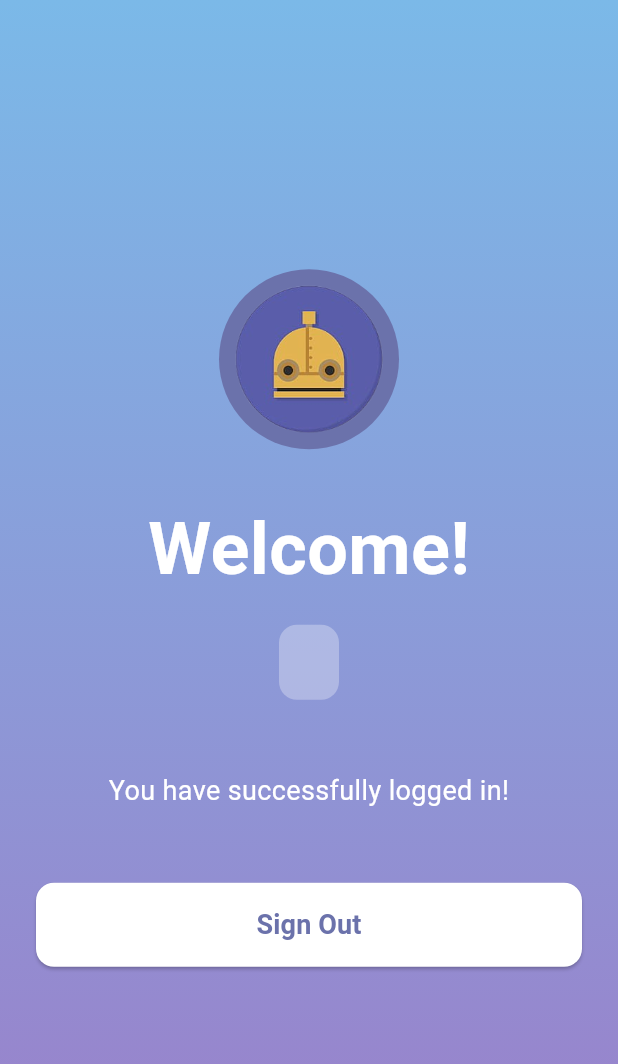
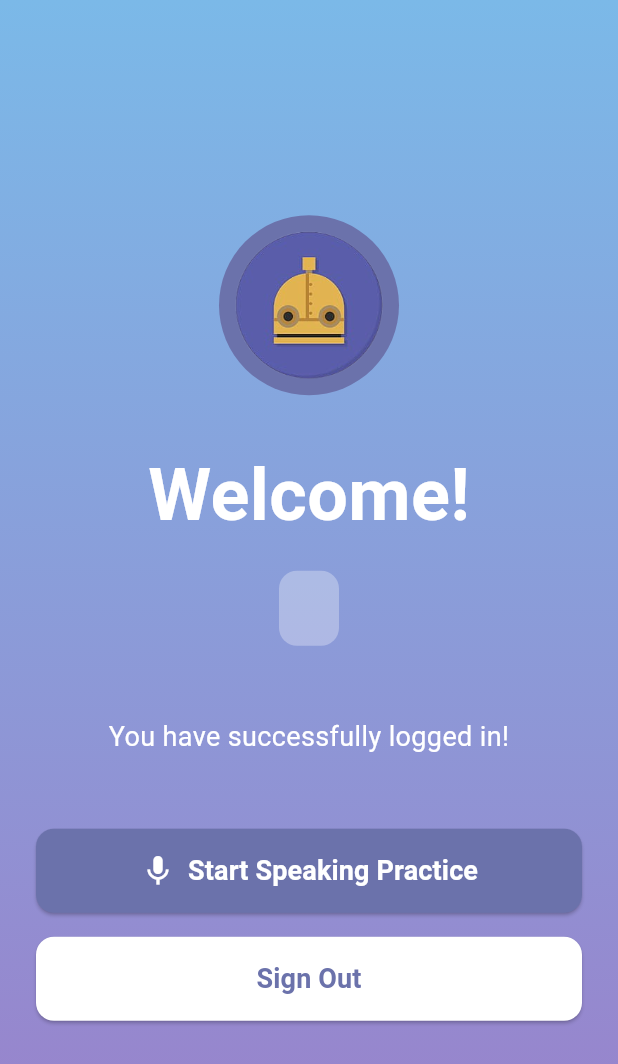
Before and after one commit to wardakhan0101/FYP-Project, a Flutter app: the screen it shows once a user with an empty profile is signed in, on a phone screen of 412 x 824 dp. Shown: the top 1064 px of the screen. Run offline on Flutter 3.47's test engine with Material 3 defaults, Android fonts, the light colour scheme and no system bars; our stand-ins replace firebase_auth, firebase_core; accounts and stored records are empty.

```diff
--- a/lib/screens/home_screen.dart
+++ b/lib/screens/home_screen.dart
@@ -1,6 +1,7 @@
 import 'package:flutter/material.dart';
 import 'package:lingua_franca/services/auth_service.dart';
 import 'package:lingua_franca/screens/login_screen.dart';
+import 'package:lingua_franca/screens/speech_recognition_screen.dart'; // ADD THIS LINE
 
 class HomeScreen extends StatelessWidget {
   const HomeScreen({super.key});
@@ -37,13 +38,13 @@ class HomeScreen extends StatelessWidget {
                       color: Color(0xFF6B72AB),
                       shape: BoxShape.circle,
                     ),
-                    child: ClipOval( // Use ClipOval to ensure circular shape
+                    child: ClipOval(
                       child: Image.asset(
                         'assets/images/bot_icon.png',
-                        fit: BoxFit.cover, // Ensure image covers the circular area
+                        fit: BoxFit.cover,
                       ),
-                    ), // Closing parenthesis for ClipOval
-                  ), // Closing parenthesis for the Container
+                    ),
+                  ),
                   const SizedBox(height: 32),
 
                   // Welcome Message
@@ -89,6 +90,43 @@ class HomeScreen extends StatelessWidget {
                   ),
                   const SizedBox(height: 48),
 
+                  // START PRACTICE BUTTON (NEW!)
+                  SizedBox(
+                    width: double.infinity,
+                    height: 56,
+                    child: ElevatedButton(
+                      onPressed: () {
+                        Navigator.of(context).push(
+                          MaterialPageRoute(
+                            builder: (context) => const SpeechRecognitionScreen(),
+                          ),
+                        );
+                      },
+                      style: ElevatedButton.styleFrom(
+                        backgroundColor: const Color(0xFF6B72AB),
+                        foregroundColor: Colors.white,
+                        shape: RoundedRectangleBorder(
+                          borderRadius: BorderRadius.circular(12),
+                        ),
+                      ),
+                      child: Row(
+                        mainAxisAlignment: MainAxisAlignment.center,
+                        children: const [
+                          Icon(Icons.mic, size: 24),
+                          SizedBox(width: 8),
+                          Text(
+                            'Start Speaking Practice',
+                            style: TextStyle(
+                              fontSize: 18,
+                              fontWeight: FontWeight.bold,
+                            ),
+                          ),
+                        ],
+                      ),
+                    ),
+                  ),
+                  const SizedBox(height: 16), // Space between buttons
+
                   // Sign Out Button
                   SizedBox(
                     width: double.infinity,
```
Also changed, not shown: pubspec.yaml (+11 -0 lines), pubspec.lock, 2 other files.
